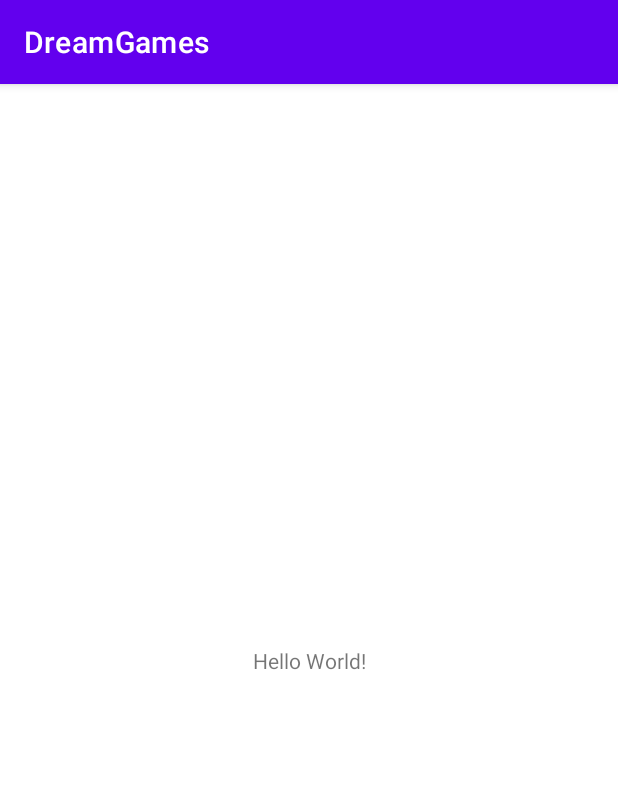
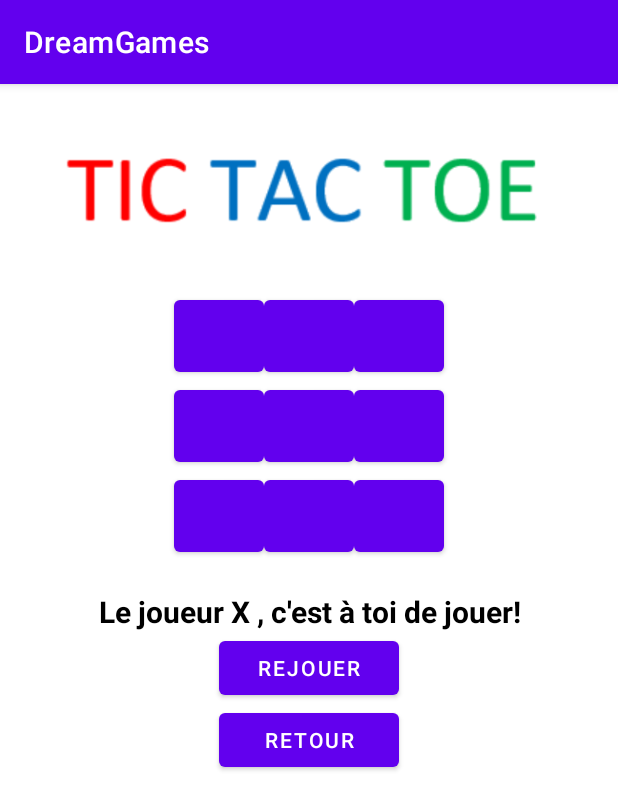
Before and after one commit to arcreane/android-dreamteam, an Android app: the screen it shows after launch (MainActivity), on a phone screen of 412 x 824 dp. Shown: the top 810 px of the screen. Run offline under Robolectric (Android 15) with nearby library versions, the light colour scheme and no system bars.

Commit message:
Création de l'interface du morpion avec Maxime FOVIAUX

```diff
--- a/app/src/main/res/layout/activity_main.xml
+++ b/app/src/main/res/layout/activity_main.xml
@@ -1,18 +1,131 @@
 <?xml version="1.0" encoding="utf-8"?>
-<androidx.constraintlayout.widget.ConstraintLayout xmlns:android="http://schemas.android.com/apk/res/android"
+<LinearLayout xmlns:android="http://schemas.android.com/apk/res/android"
     xmlns:app="http://schemas.android.com/apk/res-auto"
     xmlns:tools="http://schemas.android.com/tools"
     android:layout_width="match_parent"
     android:layout_height="match_parent"
+    android:background="@color/white"
+    android:orientation="vertical"
     tools:context=".MainActivity">
 
+    <ImageView
+        android:id="@+id/imageView"
+        android:layout_width="match_parent"
+        android:layout_height="wrap_content"
+        android:src="@drawable/morpion"
+        android:layout_gravity="center"/>
+
+    <TableLayout
+        android:layout_width="match_parent"
+        android:layout_height="wrap_content">
+
+        <TableRow
+            android:layout_width="wrap_content"
+            android:layout_height="wrap_content"
+            android:layout_gravity="center"
+            android:gravity="center">
+
+            <Button
+                android:id="@+id/pion0"
+                android:layout_width="60dp"
+                android:layout_height="60dp"
+                ></Button>
+
+            <Button
+                android:id="@+id/pion1"
+                android:layout_width="60dp"
+                android:layout_height="60dp"
+                ></Button>
+
+            <Button
+                android:id="@+id/pion2"
+                android:layout_width="60dp"
+                android:layout_height="60dp"
+                ></Button>
+
+        </TableRow>
+
+        <TableRow
+            android:layout_width="wrap_content"
+            android:layout_height="wrap_content"
+            android:layout_gravity="center"
+            android:gravity="center">
+
+            <Button
+                android:id="@+id/pion3"
+                android:layout_width="60dp"
+                android:layout_height="60dp"
+                ></Button>
+
+            <Button
+                android:id="@+id/pion4"
+                android:layout_width="60dp"
+                android:layout_height="60dp"
+                ></Button>
+
+            <Button
+                android:id="@+id/pion5"
+                android:layout_width="60dp"
+                android:layout_height="60dp"
+                ></Button>
+
+        </TableRow>
+
+        <TableRow
+            android:layout_width="wrap_content"
+            android:layout_height="wrap_content"
+            android:layout_gravity="center"
+            android:gravity="center">
+
+            <Button
+                android:id="@+id/pion6"
+                android:layout_width="60dp"
+                android:layout_height="60dp"
+                ></Button>
+
+            <Button
+                android:id="@+id/pion7"
+                android:layout_width="60dp"
+                android:layout_height="60dp"
+                ></Button>
+
+            <Button
+                android:id="@+id/pion8"
+                android:layout_width="60dp"
+                android:layout_height="60dp"
+                ></Button>
+
+        </TableRow>
+
+    </TableLayout>
+
     <TextView
-        android:layout_width="wrap_content"
+        android:id="@+id/text6"
+        android:layout_width="match_parent"
         android:layout_height="wrap_content"
-        android:text="Hello World!"
-        app:layout_constraintBottom_toBottomOf="parent"
-        app:layout_constraintLeft_toLeftOf="parent"
-        app:layout_constraintRight_toRightOf="parent"
-        app:layout_constraintTop_toTopOf="parent" />
+        android:layout_gravity="center"
+        android:layout_marginTop="20dp"
+        android:gravity="center"
+        android:text="@string/text"
+        android:textColor="@color/black"
+        android:textSize="20sp"
+        android:textStyle="bold" />
 
-</androidx.constraintlayout.widget.ConstraintLayout>
+    <Button
+        android:id="@+id/button6"
+        android:layout_width="120dp"
+        android:layout_height="wrap_content"
+        android:layout_gravity="center"
+        android:gravity="center"
+        android:text="@string/text4" />
+
+    <Button
+        android:id="@+id/button4"
+        android:layout_width="120dp"
+        android:layout_height="wrap_content"
+        android:layout_gravity="center"
+        android:gravity="center"
+        android:text="@string/text5" />
+
+
+</LinearLayout>
--- a/app/src/main/res/values/strings.xml
+++ b/app/src/main/res/values/strings.xml
@@ -1,3 +1,6 @@
 <resources>
     <string name="app_name">DreamGames</string>
+    <string name="text">Le joueur X , c\'est à toi de jouer!</string>
+    <string name="text4">REJOUER</string>
+    <string name="text5">RETOUR</string>
 </resources>
```
Also changed, not shown: app/src/main/res/drawable-v24/morpion.png (added).
